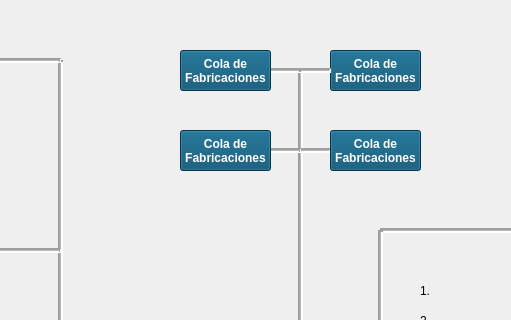
Before: the Qt Designer form untitled/mainwindow.ui in javialroro/Proyecto1_ED, drawn with Qt 5; both pictures show x 110 to 621 and y 0 to 320 of the 1522 by 769 pixel window.
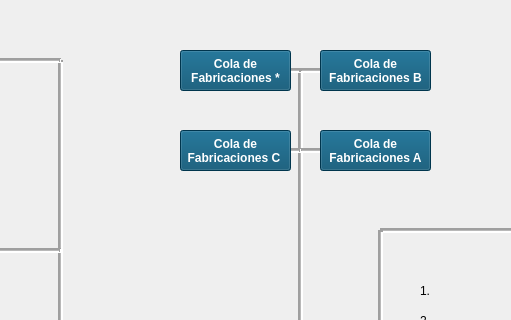
After: the same form once the commit is applied. Icons and pictures are not drawn.

```diff
--- a/untitled/mainwindow.ui
+++ b/untitled/mainwindow.ui
@@ -326,9 +326,9 @@
    <widget class="QPushButton" name="btnColaFabricaciones2">
     <property name="geometry">
      <rect>
-      <x>440</x>
+      <x>430</x>
       <y>50</y>
-      <width>91</width>
+      <width>111</width>
       <height>41</height>
      </rect>
     </property>
@@ -357,15 +357,15 @@
     </property>
     <property name="text">
      <string>Cola de 
-Fabricaciones</string>
+Fabricaciones B</string>
     </property>
    </widget>
    <widget class="QPushButton" name="btnColaFabricaciones1">
     <property name="geometry">
      <rect>
-      <x>440</x>
+      <x>430</x>
       <y>130</y>
-      <width>91</width>
+      <width>111</width>
       <height>41</height>
      </rect>
     </property>
@@ -394,7 +394,7 @@
     </property>
     <property name="text">
      <string>Cola de 
-Fabricaciones</string>
+Fabricaciones A</string>
     </property>
    </widget>
    <widget class="QPushButton" name="btnColaFabricaciones3">
@@ -402,7 +402,7 @@
      <rect>
       <x>290</x>
       <y>130</y>
-      <width>91</width>
+      <width>111</width>
       <height>41</height>
      </rect>
     </property>
@@ -431,7 +431,7 @@
     </property>
     <property name="text">
      <string>Cola de 
-Fabricaciones</string>
+Fabricaciones C </string>
     </property>
    </widget>
    <widget class="QLabel" name="lblFabrica3">
@@ -458,7 +458,7 @@
      <rect>
       <x>290</x>
       <y>50</y>
-      <width>91</width>
+      <width>111</width>
       <height>41</height>
      </rect>
     </property>
@@ -487,7 +487,7 @@
     </property>
     <property name="text">
      <string>Cola de 
-Fabricaciones</string>
+Fabricaciones *</string>
     </property>
    </widget>
    <widget class="QLabel" name="lblcliente2">
@@ -2392,9 +2392,9 @@
    <widget class="QLabel" name="lblMostrarFabricando">
     <property name="geometry">
      <rect>
-      <x>240</x>
+      <x>190</x>
       <y>190</y>
-      <width>131</width>
+      <width>191</width>
       <height>20</height>
      </rect>
     </property>
@@ -2418,7 +2418,6 @@
    <zorder>lineH10</zorder>
    <zorder>lineH11</zorder>
    <zorder>btnColaPedidos</zorder>
-   <zorder>btnColaFabricaciones2</zorder>
    <zorder>btnColaFabricaciones1</zorder>
    <zorder>btnColaFabricaciones3</zorder>
    <zorder>lblFabrica3</zorder>
@@ -2491,6 +2490,7 @@
    <zorder>btnVerAlist5</zorder>
    <zorder>btnVerAlist4</zorder>
    <zorder>lblMostrarFabricando</zorder>
+   <zorder>btnColaFabricaciones2</zorder>
   </widget>
   <widget class="QStatusBar" name="statusbar"/>
  </widget>
```
